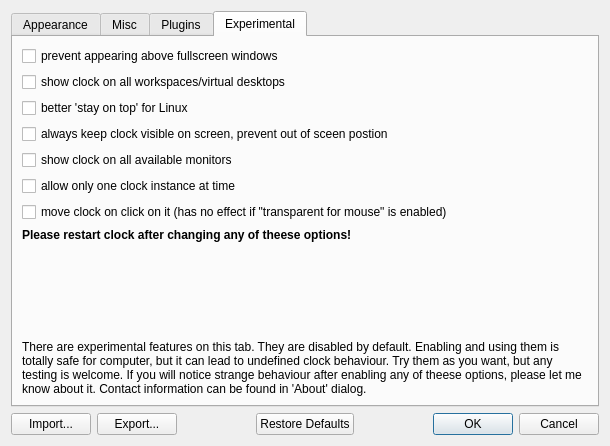
Kolcha/DigitalClock4, file digital_clock/gui/settings_dialog.ui: the form before one commit.
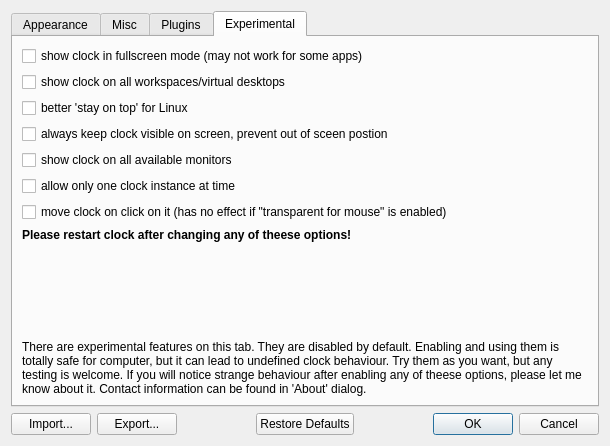
The form after the commit. The open tabs and pages were chosen to show the change. Icons and pictures are not drawn. Custom widgets are drawn as their Qt base class.

Commit message: inverted 'prevent appearing above fullscreen windows' option

The edit to the form file:
```diff
--- a/digital_clock/gui/settings_dialog.ui
+++ b/digital_clock/gui/settings_dialog.ui
@@ -876,7 +876,7 @@
        <item>
         <widget class="QCheckBox" name="fullscreen_detect">
          <property name="text">
-          <string>prevent appearing above fullscreen windows</string>
+          <string>show clock in fullscreen mode (may not work for some apps)</string>
          </property>
         </widget>
        </item>
```
Left out of the diff: 2 changed lines with no effect on the pictures. The commit also changes 5 other files.
